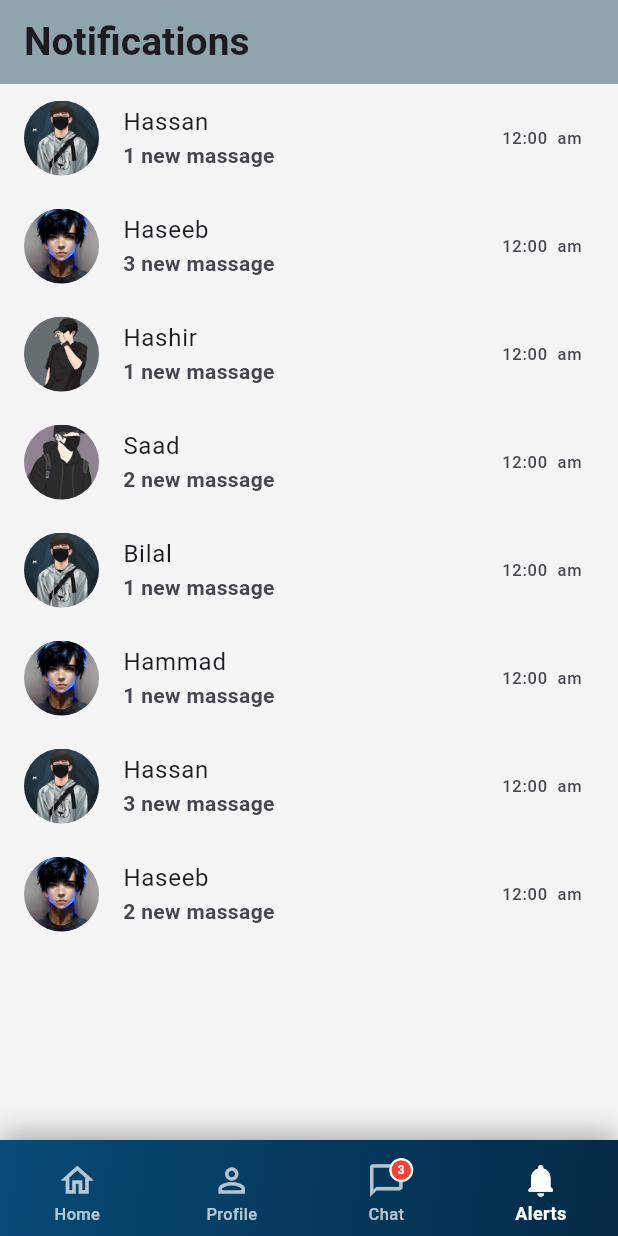
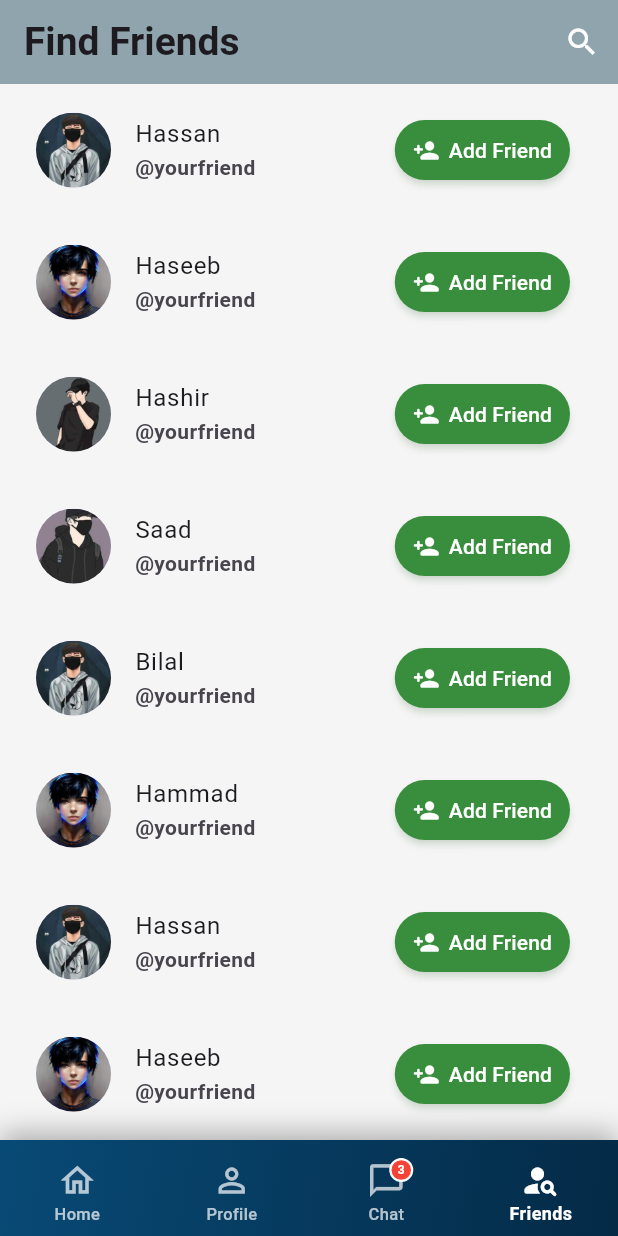
Before and after one commit to Hassan9865/Social-app, a Flutter app: the Bottombar screen opened by its route, item 4 of the bottom bar chosen, on a phone screen of 412 x 824 dp. Run offline on Flutter 3.47's test engine with Material 3 defaults, Android fonts, the phone set to English and light mode, and no system bars; our stand-ins replace stacked, stacked_services, stacked_shared.

Commit message:
Find Friends

```diff
--- a/lib/view/bottom_bar/bottom_ViewModel.dart
+++ b/lib/view/bottom_bar/bottom_ViewModel.dart
@@ -1,36 +1,13 @@
-// import 'package:social_app/view/chatList/ChatList_view.dart';
-// import 'package:social_app/view/home/home_view.dart';
-// import 'package:social_app/view/notification/notificate_view.dart';
-// import 'package:social_app/view/profile/profile_view.dart';
-// import 'package:stacked/stacked.dart';
-
-// class BottombarViewModel extends IndexTrackingViewModel {
-//    getViewForIndex(int index) {
-//       switch (index) {
-//         case 0:
-//           return HomeView();
-//         case 1:
-//           return ProfileView();
-//         case 2:
-//           return ChatListView();
-//         case 3:
-//           return NotificationView();
-//         default:
-//           return HomeView();
-//       }
-//     }
-// }
-
 import 'package:flutter/material.dart';
 import 'package:social_app/view/chatList/ChatList_view.dart';
+import 'package:social_app/view/find%20friends/findFriend_view.dart';
 import 'package:social_app/view/home/home_view.dart';
-import 'package:social_app/view/notification/notificate_view.dart';
 import 'package:social_app/view/profile/profile_view.dart';
 import 'package:stacked/stacked.dart';
 
 class BottombarViewModel extends IndexTrackingViewModel {
-  int unreadChats = 3; // Example data - replace with your actual logic
-  int unreadNotifications = 7; // Example data - replace with your actual logic
+  int unreadChats = 3;
+  int unreadFriends = 7;
 
   Widget getViewForIndex(int index) {
     switch (index) {
@@ -41,16 +18,15 @@ class BottombarViewModel extends IndexTrackingViewModel {
       case 2:
         return ChatListView();
       case 3:
-        return NotificationView();
+        return FindFriendview();
       default:
         return HomeView();
     }
   }
 
-  // Add this if you need to update badge counts
-  void updateBadgeCounts({int? chats, int? notifications}) {
+  void updateBadgeCounts({int? chats, int? Friends}) {
     if (chats != null) unreadChats = chats;
-    if (notifications != null) unreadNotifications = notifications;
+    if (Friends != null) unreadFriends = Friends;
     notifyListeners();
   }
 }
--- a/lib/view/bottom_bar/bottom_bar.dart
+++ b/lib/view/bottom_bar/bottom_bar.dart
@@ -141,11 +141,11 @@ class Bottombar extends StatelessWidget {
               notificationCount: viewModel.unreadChats,
             ),
             _buildNavItem(
-              icon: Icons.notifications_outlined,
-              activeIcon: Icons.notifications_rounded,
-              label: "Alerts",
-              hasNotification: viewModel.unreadNotifications > 0,
-              notificationCount: viewModel.unreadNotifications,
+              icon: Icons.person_search_outlined,
+              activeIcon: Icons.person_search_rounded,
+              label: "Friends",
+              hasNotification: viewModel.unreadFriends > 0,
+              notificationCount: viewModel.unreadFriends,
             ),
           ],
         ),
--- /dev/null
+++ b/lib/view/find friends/findFriend_view.dart
@@ -0,0 +1,85 @@
+import 'package:flutter/material.dart';
+import 'package:social_app/List_data/notificationList.dart';
+import 'package:social_app/view/find%20friends/findFriend_viewModel.dart';
+import 'package:stacked/stacked.dart';
+
+class FindFriendview extends StatelessWidget {
+  const FindFriendview({super.key});
+
+  @override
+  Widget build(BuildContext context) {
+    return ViewModelBuilder.reactive(
+        viewModelBuilder: () => FindfriendViewmodel(),
+        builder: (context, FindfriendViewmodel viewModel, child) {
+          return Scaffold(
+            backgroundColor: Colors.grey[100],
+            appBar: AppBar(
+              automaticallyImplyLeading: false,
+              title: Text(
+                "Find Friends",
+                style: TextStyle(fontWeight: FontWeight.bold, fontSize: 26),
+              ),
+              backgroundColor: Colors.blueGrey[300],
+              elevation: 0,
+              actions: [
+                IconButton(
+                  onPressed: () {},
+                  icon: Icon(Icons.search, color: Colors.white),
+                  tooltip: 'Search',
+                ),
+              ],
+            ),
+            body: ListView.builder(
+                itemCount: notificationList.length,
+                itemBuilder: (context, index) {
+                  return Padding(
+                      padding: const EdgeInsets.all(8.0),
+                      child: ListTile(
+                        leading: CircleAvatar(
+                          radius: 25,
+                          backgroundImage:
+                              AssetImage(notificationList[index].image),
+                        ),
+                        title: Text(notificationList[index].title),
+                        subtitle: Text(
+                          "@yourfriend",
+                          style: TextStyle(fontWeight: FontWeight.bold),
+                        ),
+                        trailing: ElevatedButton(
+                          style: ElevatedButton.styleFrom(
+                            backgroundColor: Colors.green[700],
+                            foregroundColor: Colors.white,
+                            shape: RoundedRectangleBorder(
+                              borderRadius: BorderRadius.circular(20),
+                            ),
+                            padding: const EdgeInsets.symmetric(
+                                horizontal: 12, vertical: 8),
+                            elevation: 2,
+                            shadowColor: Colors.green[800]?.withOpacity(0.3),
+                          ),
+                          onPressed: () {},
+                          child: Row(
+                            mainAxisSize: MainAxisSize.min,
+                            children: [
+                              const Icon(
+                                Icons.person_add_rounded,
+                                size: 18,
+                                color: Colors.white,
+                              ),
+                              const SizedBox(width: 6),
+                              Text(
+                                "Add Friend",
+                                style: TextStyle(
+                                  fontSize: 14,
+                                  fontWeight: FontWeight.w500,
+                                ),
+                              ),
+                            ],
+                          ),
+                        ),
+                      ));
+                }),
+          );
+        });
+  }
+}
--- /dev/null
+++ b/lib/view/find friends/findFriend_viewModel.dart
@@ -0,0 +1,3 @@
+import 'package:stacked/stacked.dart';
+
+class FindfriendViewmodel extends BaseViewModel {}
--- a/lib/view/home/home_view.dart
+++ b/lib/view/home/home_view.dart
@@ -29,18 +29,20 @@ class HomeView extends StatelessWidget {
             backgroundColor: Colors.blueGrey[700],
             elevation: 0,
             centerTitle: true,
-            // actions: [
-            //   IconButton(
-            //     onPressed: () {},
-            //     icon: Icon(Icons.search, color: Colors.white),
-            //     tooltip: 'Search',
-            //   ),
-            //   IconButton(
-            //     onPressed: () {},
-            //     icon: Icon(Icons.notifications_outlined, color: Colors.white),
-            //     tooltip: 'Notifications',
-            //   ),
-            // ],
+            actions: [
+              IconButton(
+                onPressed: () {},
+                icon: Icon(Icons.search, color: Colors.white),
+                tooltip: 'Search',
+              ),
+              IconButton(
+                onPressed: () {
+                  viewModel.navigateToNotification();
+                },
+                icon: Icon(Icons.notifications_outlined, color: Colors.white),
+                tooltip: 'Notifications',
+              ),
+            ],
           ),
           body: RefreshIndicator(
             onRefresh: () async {
--- a/lib/view/home/home_viewModel.dart
+++ b/lib/view/home/home_viewModel.dart
@@ -10,4 +10,8 @@ class HomeViewModel extends BaseViewModel {
     navigationService.navigateTo(Routes.storyView,
         arguments: StoryViewArguments(imageUrl: imageUrl, name: name));
   }
+
+  void navigateToNotification() {
+    navigationService.navigateToNotificationView();
+  }
 }
```
